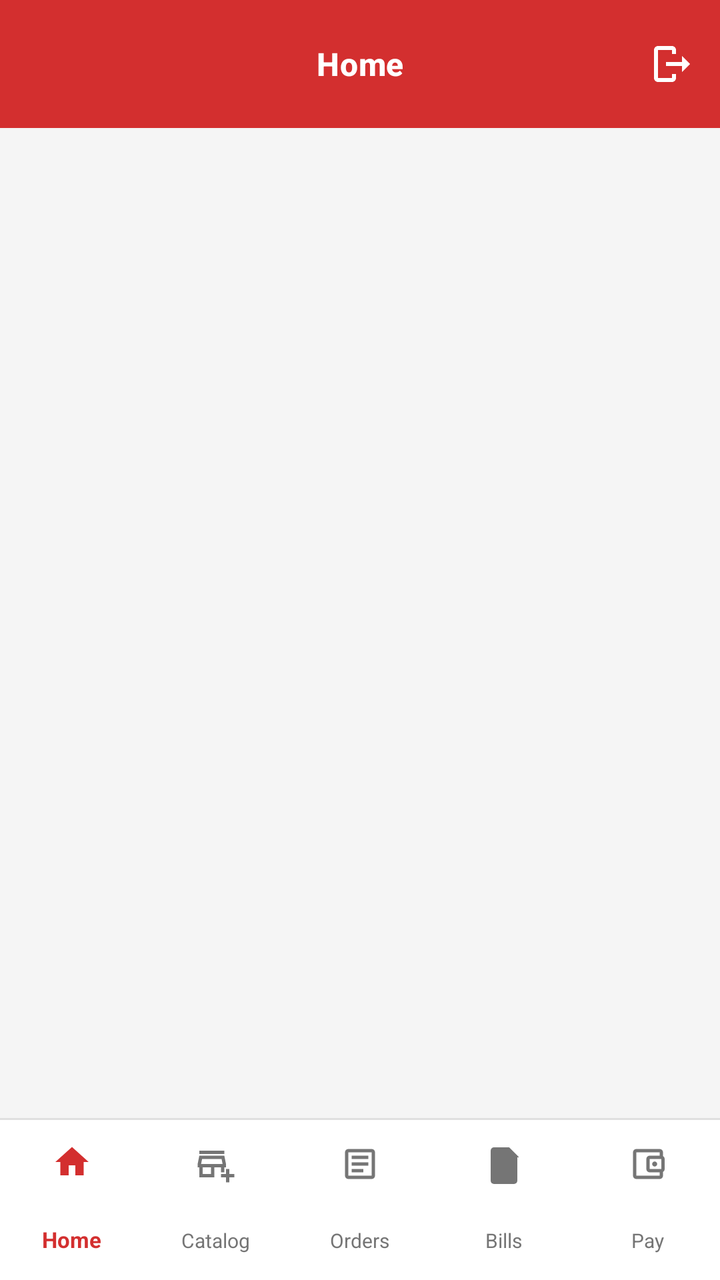
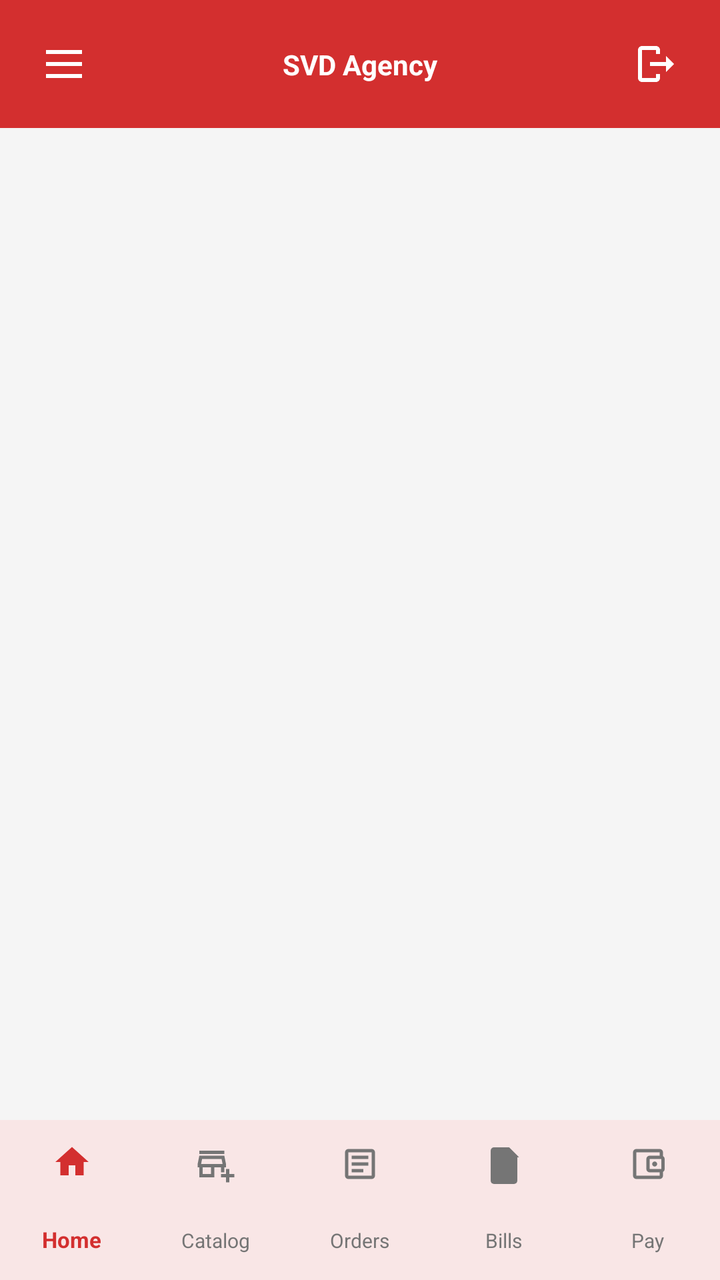

The first picture is an Android layout as it rendered before a commit; the second is the same layout after the commit. The layout source and the unified diff follow.
<!-- AndroidManifest.xml: application theme Theme.SVDAgency -->
<!-- res/layout/customer.xml -->
<?xml version="1.0" encoding="utf-8"?>
<androidx.constraintlayout.widget.ConstraintLayout xmlns:android="http://schemas.android.com/apk/res/android"
    xmlns:app="http://schemas.android.com/apk/res-auto"
    android:layout_width="match_parent"
    android:layout_height="match_parent"
    android:background="@color/window_background">

    
    <com.google.android.material.appbar.AppBarLayout
        android:id="@+id/appBarLayout"
        android:layout_width="match_parent"
        android:layout_height="wrap_content"
        android:background="?attr/colorPrimary"
        android:fitsSystemWindows="true"
        app:elevation="0dp"
        app:layout_constraintTop_toTopOf="parent">

        <com.google.android.material.appbar.MaterialToolbar
            android:id="@+id/customerToolbar"
            android:layout_width="match_parent"
            android:layout_height="?attr/actionBarSize"
            app:titleCentered="true"
            app:title="Home"
            app:titleTextColor="?attr/colorOnPrimary"
            app:titleTextAppearance="@style/ToolbarTitleStyle"
            app:menu="@menu/menu_customer_toolbar" />

    </com.google.android.material.appbar.AppBarLayout>

    
    <FrameLayout
        android:id="@+id/customerFragmentContainer"
        android:layout_width="0dp"
        android:layout_height="0dp"
        app:layout_constraintTop_toBottomOf="@id/appBarLayout"
        app:layout_constraintBottom_toTopOf="@id/bottomNavDivider"
        app:layout_constraintStart_toStartOf="parent"
        app:layout_constraintEnd_toEndOf="parent" />

    
    <View
        android:id="@+id/bottomNavDivider"
        android:layout_width="match_parent"
        android:layout_height="1dp"
        android:background="@color/divider_line"
        app:layout_constraintBottom_toTopOf="@id/customerBottomNav" />

    
    <com.google.android.material.bottomnavigation.BottomNavigationView
        android:id="@+id/customerBottomNav"
        android:layout_width="match_parent"
        android:layout_height="wrap_content"
        android:background="@color/surface_background"
        app:backgroundTint="@color/surface_background"
        app:elevation="0dp"
        app:itemIconTint="@color/bottom_nav_selector"
        app:itemTextColor="@color/bottom_nav_selector"
        app:labelVisibilityMode="labeled"
        app:itemIconSize="20dp"
        app:itemTextAppearanceInactive="@style/BottomNavigationView.Inactive"
        app:itemTextAppearanceActive="@style/BottomNavigationView.Active"
        app:menu="@menu/menu_customer_bottom"
        app:layout_constraintBottom_toBottomOf="parent" />

</androidx.constraintlayout.widget.ConstraintLayout>
<!-- resources referenced by this layout -->
<resources>
  <color name="divider_line">#E0E0E0</color>
  <style name="ToolbarTitleStyle" parent="TextAppearance.MaterialComponents.Headline6">
          <item name="android:textSize">16sp</item>
          <item name="android:textStyle">bold</item>
      </style>
  <style name="Theme.SVDAgency" parent="Theme.Material3.Light.NoActionBar">
          
          <item name="colorPrimary">@color/brand_red</item>
          <item name="colorOnPrimary">@color/white</item>
          <item name="colorPrimaryContainer">@color/brand_red_dark</item>
          <item name="colorOnPrimaryContainer">@color/white</item>
  
          
          <item name="colorSecondary">@color/colorAccent</item>
          <item name="colorOnSecondary">@color/white</item>
          <item name="colorSecondaryContainer">@color/white</item>
          <item name="colorOnSecondaryContainer">@color/black</item>
  
          <item name="colorSurface">@color/surface_background</item>
          <item name="colorOnSurface">@color/textColorPrimary</item>
          <item name="colorSurfaceVariant">@color/surface_variant</item>
          <item name="colorOnSurfaceVariant">@color/textColorSecondary</item>
          <item name="colorBackground">@color/window_background</item>
  
          <item name="colorSurfaceContainer">@color/surface_background</item>
          <item name="colorSurfaceContainerHigh">@color/surface_background</item>
          <item name="colorSurfaceContainerHighest">@color/surface_background</item>
          <item name="colorSurfaceContainerLow">@color/surface_background</item>
          <item name="colorSurfaceContainerLowest">@color/surface_background</item>
  
          
          <item name="android:statusBarColor">@color/brand_red</item>
          <item name="android:windowLightStatusBar" tools:targetApi="m">false</item>
  
          
          <item name="android:windowBackground">@color/window_background</item>
  
          
          <item name="materialCardViewStyle">@style/Widget.App.CardView</item>
  
          
          <item name="navigationViewStyle">@style/Widget.App.NavigationView</item>
  
          
          <item name="bottomNavigationStyle">@style/Widget.App.BottomNavigationView</item>
      </style>
  <color name="brand_red">#D32F2F</color>
  <color name="white">#FFFFFFFF</color>
  <color name="black">#FF000000</color>
  <!-- unchanged entries left out for length: 15 -->
</resources>

<!-- the commit's change to res/layout/customer.xml (unified diff, before → after) -->
@@ -1,65 +1,178 @@
 <?xml version="1.0" encoding="utf-8"?>
-<androidx.constraintlayout.widget.ConstraintLayout xmlns:android="http://schemas.android.com/apk/res/android"
+<androidx.drawerlayout.widget.DrawerLayout xmlns:android="http://schemas.android.com/apk/res/android"
     xmlns:app="http://schemas.android.com/apk/res-auto"
+    xmlns:tools="http://schemas.android.com/tools"
+    android:id="@+id/customerDrawerLayout"
     android:layout_width="match_parent"
     android:layout_height="match_parent"
-    android:background="@color/window_background">
+    android:fitsSystemWindows="true"
+    tools:openDrawer="start">
+
+    <androidx.constraintlayout.widget.ConstraintLayout
+        android:layout_width="match_parent"
+        android:layout_height="match_parent"
+        android:background="@color/window_background">
+
+        
+        <com.google.android.material.appbar.AppBarLayout
+            android:id="@+id/appBarLayout"
+            android:layout_width="match_parent"
+            android:layout_height="wrap_content"
+            android:background="@color/brand_red"
+            app:elevation="0dp"
+            app:layout_constraintTop_toTopOf="parent">
+
+            <com.google.android.material.appbar.MaterialToolbar
+                android:id="@+id/customerToolbar"
+                android:layout_width="match_parent"
+                android:layout_height="wrap_content"
+                android:minHeight="?attr/actionBarSize"
+                android:background="@color/brand_red"
+                app:contentInsetStart="0dp"
+                app:contentInsetLeft="0dp"
+                app:contentInsetEnd="0dp"
+                app:contentInsetRight="0dp">
+
+                <androidx.constraintlayout.widget.ConstraintLayout
+                    android:layout_width="match_parent"
+                    android:layout_height="?attr/actionBarSize">
+
+                    <ImageButton
+                        android:id="@+id/btnCustomerMenu"
+                        android:layout_width="48dp"
+                        android:layout_height="48dp"
+                        android:background="?attr/selectableItemBackgroundBorderless"
+                        android:src="@drawable/ic_menu"
+                        app:tint="@color/white"
+                        app:layout_constraintStart_toStartOf="parent"
+                        app:layout_constraintTop_toTopOf="parent"
+                        app:layout_constraintBottom_toBottomOf="parent"
+                        android:layout_marginStart="@dimen/spacing_small"/>
+
+                    <TextView
+                        android:id="@+id/tvCustomerToolbarTitle"
+                        android:layout_width="0dp"
+                        android:layout_height="wrap_content"
+                        android:text="SVD Agency"
+                        android:textColor="@color/white"
+                        android:textSize="@dimen/text_size_medium"
+                        android:textStyle="bold"
+                        android:gravity="center"
+                        app:layout_constraintStart_toEndOf="@id/btnCustomerMenu"
+                        app:layout_constraintEnd_toStartOf="@id/btnCustomerLogout"
+                        app:layout_constraintTop_toTopOf="parent"
+                        app:layout_constraintBottom_toBottomOf="parent"/>
+
+                    <ImageButton
+                        android:id="@+id/btnCustomerLogout"
+                        android:layout_width="48dp"
+                        android:layout_height="48dp"
+                        android:background="?attr/selectableItemBackgroundBorderless"
+                        android:src="@drawable/ic_logout"
+                        app:tint="@color/white"
+                        app:layout_constraintEnd_toEndOf="parent"
+                        app:layout_constraintTop_toTopOf="parent"
+                        app:layout_constraintBottom_toBottomOf="parent"
+                        android:layout_marginEnd="@dimen/spacing_small"/>
+
+                </androidx.constraintlayout.widget.ConstraintLayout>
+
+            </com.google.android.material.appbar.MaterialToolbar>
+        </com.google.android.material.appbar.AppBarLayout>
+
+        
+        <FrameLayout
+            android:id="@+id/customerFragmentContainer"
+            android:layout_width="0dp"
+            android:layout_height="0dp"
+            app:layout_constraintTop_toBottomOf="@id/appBarLayout"
+            app:layout_constraintBottom_toTopOf="@id/customerBottomNav"
+            app:layout_constraintStart_toStartOf="parent"
+            app:layout_constraintEnd_toEndOf="parent" />
+
+        
+        <com.google.android.material.bottomnavigation.BottomNavigationView
+            android:id="@+id/customerBottomNav"
+            android:layout_width="match_parent"
+            android:layout_height="wrap_content"
+            android:background="@color/surface_background"
+            app:backgroundTint="@color/surface_background"
+            app:elevation="8dp"
+            app:itemIconTint="@color/bottom_nav_selector"
+            app:itemTextColor="@color/bottom_nav_selector"
+            app:labelVisibilityMode="labeled"
+            app:itemIconSize="20dp"
+            app:itemTextAppearanceInactive="@style/BottomNavigationView.Inactive"
+            app:itemTextAppearanceActive="@style/BottomNavigationView.Active"
+            app:menu="@menu/menu_customer_bottom"
+            app:layout_constraintBottom_toBottomOf="parent" />
+
+    </androidx.constraintlayout.widget.ConstraintLayout>
 
     
-    <com.google.android.material.appbar.AppBarLayout
-        android:id="@+id/appBarLayout"
-        android:layout_width="match_parent"
+    <com.google.android.material.navigation.NavigationView
+        android:id="@+id/customerNavigationView"
+        android:layout_width="wrap_content"
+        android:layout_height="match_parent"
+        android:layout_gravity="start"
+        android:fitsSystemWindows="true"
+        app:headerLayout="@layout/customer_nav_header"
+        app:menu="@menu/menu_customer_drawer"
+        app:itemTextColor="@color/drawer_nav_item_colors"
+        app:itemIconTint="@color/drawer_nav_icon_colors"
+        android:background="@color/drawer_background" />
+
+</androidx.drawerlayout.widget.DrawerLayout>
+<!-- res/layout/customer_nav_header.xml (included above) -->
+<?xml version="1.0" encoding="utf-8"?>
+<LinearLayout xmlns:android="http://schemas.android.com/apk/res/android"
+    android:layout_width="match_parent"
+    android:layout_height="wrap_content"
+    android:orientation="horizontal"
+    android:gravity="bottom"
+    android:paddingStart="10dp"
+    android:paddingEnd="16dp"
+    android:paddingTop="20dp"
+    android:paddingBottom="16dp"
+    android:background="@color/surface_background">
+
+    <ImageView
+        android:id="@+id/imgLogo"
+        android:layout_width="60dp"
+        android:layout_height="60dp"
+        android:src="@drawable/logo"
+        android:contentDescription="logo" />
+
+    <LinearLayout
+        android:layout_width="0dp"
         android:layout_height="wrap_content"
-        android:background="?attr/colorPrimary"
-        android:fitsSystemWindows="true"
-        app:elevation="0dp"
-        app:layout_constraintTop_toTopOf="parent">
+        android:layout_marginStart="12dp"
+        android:layout_weight="1"
+        android:orientation="vertical">
 
-        <com.google.android.material.appbar.MaterialToolbar
-            android:id="@+id/customerToolbar"
-            android:layout_width="match_parent"
-            android:layout_height="?attr/actionBarSize"
-            app:titleCentered="true"
-            app:title="Home"
-            app:titleTextColor="?attr/colorOnPrimary"
-            app:titleTextAppearance="@style/ToolbarTitleStyle"
-            app:menu="@menu/menu_customer_toolbar" />
+        <TextView
+            android:id="@+id/tvCustomerName"
+            android:layout_width="wrap_content"
+            android:layout_height="wrap_content"
+            android:text="Welcome!"
+            android:textSize="14sp"
+            android:textStyle="bold"
+            android:textColor="@color/textColorPrimary" />
 
-    </com.google.android.material.appbar.AppBarLayout>
+        <TextView
+            android:id="@+id/tvCustomerDetail"
+            android:layout_width="wrap_content"
+            android:layout_height="wrap_content"
+            android:text="Customer Account"
+            android:textSize="12sp"
+            android:textColor="@color/textColorSecondary" />
+    </LinearLayout>
 
-    
-    <FrameLayout
-        android:id="@+id/customerFragmentContainer"
-        android:layout_width="0dp"
-        android:layout_height="0dp"
-        app:layout_constraintTop_toBottomOf="@id/appBarLayout"
-        app:layout_constraintBottom_toTopOf="@id/bottomNavDivider"
-        app:layout_constraintStart_toStartOf="parent"
-        app:layout_constraintEnd_toEndOf="parent" />
-
-    
-    <View
-        android:id="@+id/bottomNavDivider"
-        android:layout_width="match_parent"
-        android:layout_height="1dp"
-        android:background="@color/divider_line"
-        app:layout_constraintBottom_toTopOf="@id/customerBottomNav" />
-
-    
-    <com.google.android.material.bottomnavigation.BottomNavigationView
-        android:id="@+id/customerBottomNav"
-        android:layout_width="match_parent"
-        android:layout_height="wrap_content"
-        android:background="@color/surface_background"
-        app:backgroundTint="@color/surface_background"
-        app:elevation="0dp"
-        app:itemIconTint="@color/bottom_nav_selector"
-        app:itemTextColor="@color/bottom_nav_selector"
-        app:labelVisibilityMode="labeled"
-        app:itemIconSize="20dp"
-        app:itemTextAppearanceInactive="@style/BottomNavigationView.Inactive"
-        app:itemTextAppearanceActive="@style/BottomNavigationView.Active"
-        app:menu="@menu/menu_customer_bottom"
-        app:layout_constraintBottom_toBottomOf="parent" />
-
-</androidx.constraintlayout.widget.ConstraintLayout>
+    <ImageView
+        android:id="@+id/btnCloseDrawer"
+        android:layout_width="28dp"
+        android:layout_height="28dp"
+        android:src="@drawable/ic_back"
+        android:padding="4dp"
+        android:contentDescription="Close drawer" />
+</LinearLayout>
<!-- resource entries referenced after the edit -->
@@ -1,10 +1,5 @@
 <!-- resources referenced by this layout -->
 <resources>
-  <color name="divider_line">#E0E0E0</color>
-  <style name="ToolbarTitleStyle" parent="TextAppearance.MaterialComponents.Headline6">
-          <item name="android:textSize">16sp</item>
-          <item name="android:textStyle">bold</item>
-      </style>
   <style name="Theme.SVDAgency" parent="Theme.Material3.Light.NoActionBar">
           
           <item name="colorPrimary">@color/brand_red</item>
@@ -45,10 +40,50 @@
   
           
           <item name="bottomNavigationStyle">@style/Widget.App.BottomNavigationView</item>
+  
+          
+          <item name="materialAlertDialogTheme">@style/ThemeOverlay.App.MaterialAlertDialog</item>
       </style>
   <color name="brand_red">#D32F2F</color>
   <color name="white">#FFFFFFFF</color>
+  <dimen name="spacing_small">8dp</dimen>
+  <dimen name="text_size_medium">14sp</dimen>
+  <!-- drawable ic_back (drawable) -->
+  <vector xmlns:android="http://schemas.android.com/apk/res/android" android:height="24dp" android:tint="@color/textColorPrimary" android:viewportHeight="960" android:viewportWidth="960" android:width="24dp">
+        
+      <path android:fillColor="@android:color/white" android:pathData="M640,880L240,480L640,80L711,151L382,480L711,809L640,880Z"/>
+      
+  </vector>
+  <!-- drawable ic_logout (drawable) -->
+  <?xml version="1.0" encoding="utf-8"?>
+  <vector xmlns:android="http://schemas.android.com/apk/res/android"
+      android:width="24dp"
+      android:height="24dp"
+      android:viewportWidth="24"
+      android:viewportHeight="24">
+  
+      <path
+          android:fillColor="#FFFFFF"
+          android:pathData="M14,7V5c0,-1.1 -0.9,-2 -2,-2H5C3.9,3 3,3.9 3,5v14c0,1.1 0.9,2 2,2h7c1.1,0 2,-0.9 2,-2v-2h-2v2H5V5h7v2h2z"/>
+  
+      <path
+          android:fillColor="#FFFFFF"
+          android:pathData="M21,12l-4,-4v3H9v2h8v3l4,-4z"/>
+  
+  </vector>
+  <!-- drawable ic_menu (drawable) -->
+  <vector xmlns:android="http://schemas.android.com/apk/res/android" android:height="24dp" android:tint="@color/textColorPrimary" android:viewportHeight="960" android:viewportWidth="960" android:width="24dp">
+        
+      <path android:fillColor="@android:color/white" android:pathData="M120,280L120,200L840,200L840,280L120,280ZM120,760L120,680L840,680L840,760L120,760ZM120,520L120,440L840,440L840,520L120,520Z"/>
+      
+  </vector>
+  <!-- drawable logo: png bitmap (drawable, 350848 bytes) -->
   <color name="black">#FF000000</color>
+  <style name="ThemeOverlay.App.MaterialAlertDialog" parent="ThemeOverlay.Material3.MaterialAlertDialog">
+          <item name="colorSurface">@color/surface_background</item>
+          
+          <item name="android:windowBackground">@android:color/transparent</item>
+      </style>
   <!-- unchanged entries left out for length: 15 -->
 </resources>
 
